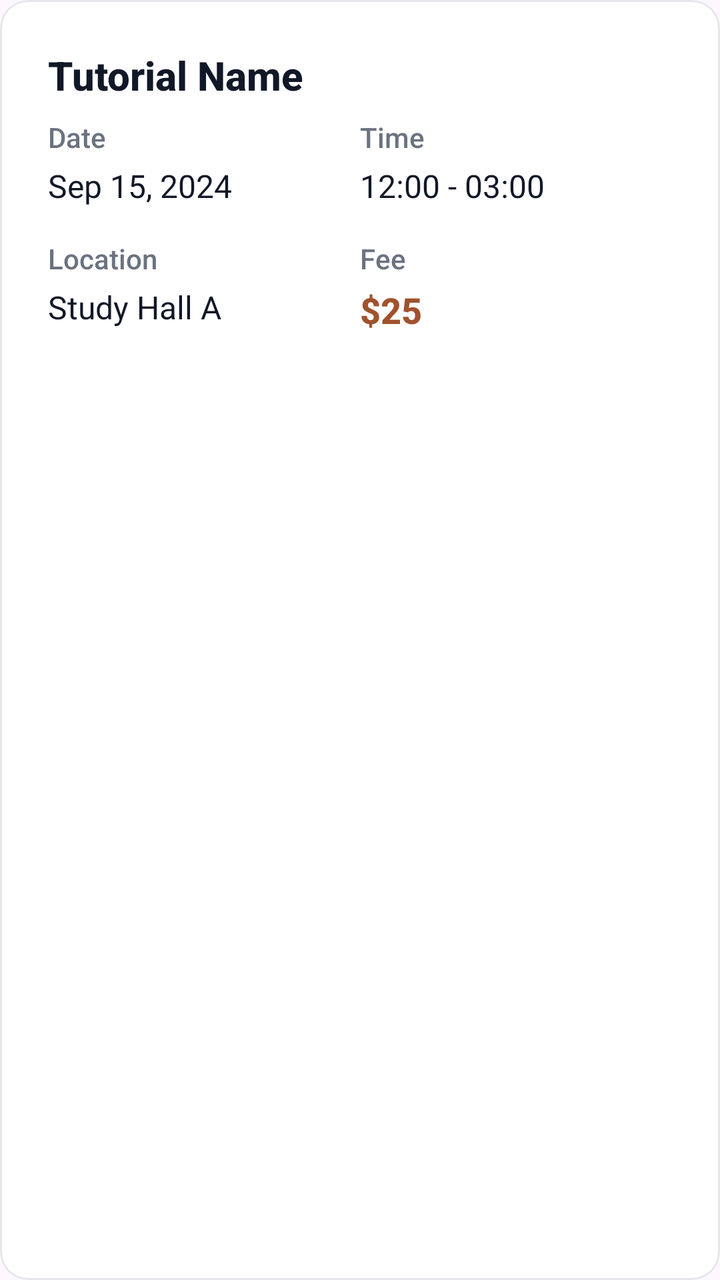
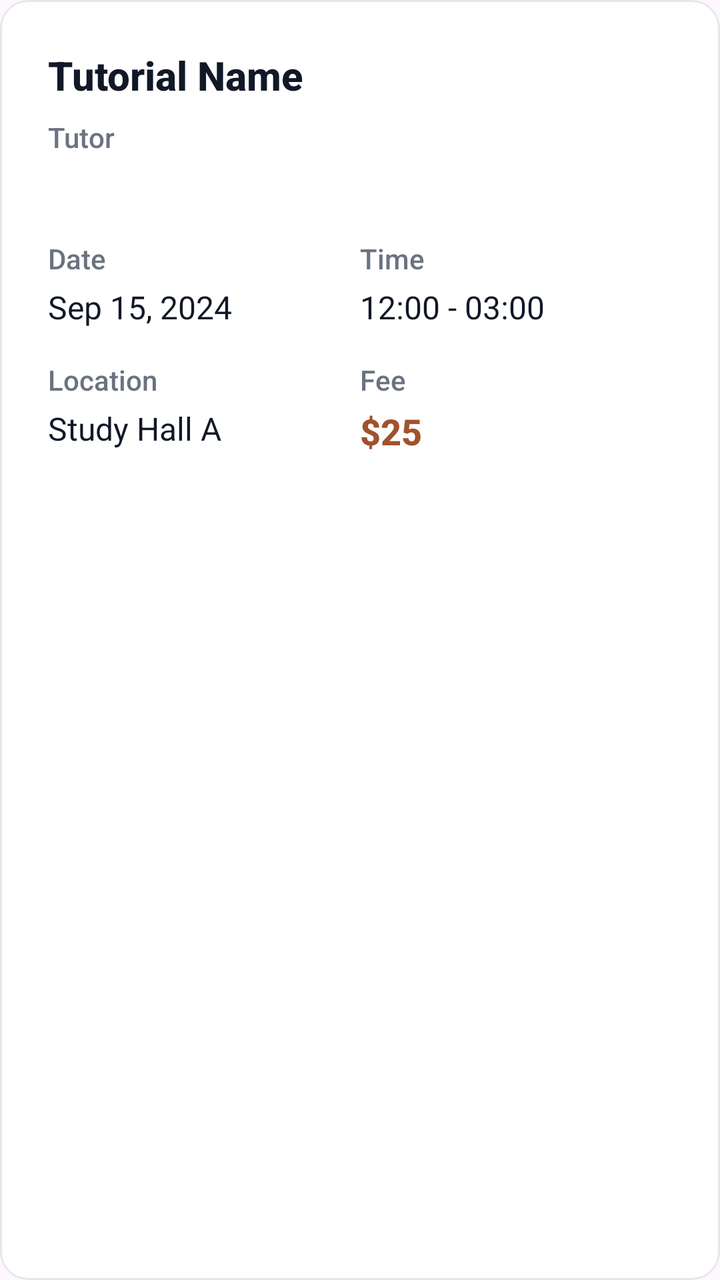

The first picture is an Android layout as it rendered before a commit; the second is the same layout after the commit. The layout source and the unified diff follow.
<!-- AndroidManifest.xml: application theme Theme.Csci3130Group1 -->
<!-- res/layout/component_tutorial_details_card.xml -->
<?xml version="1.0" encoding="utf-8"?>
<com.google.android.material.card.MaterialCardView xmlns:android="http://schemas.android.com/apk/res/android"
    xmlns:app="http://schemas.android.com/apk/res-auto"
    android:layout_width="match_parent"
    android:layout_height="wrap_content"
    android:layout_marginBottom="24dp"
    app:cardCornerRadius="14dp"
    app:cardElevation="0dp"
    app:cardBackgroundColor="#FFFFFF"
    app:strokeColor="#E5E7EB"
    app:strokeWidth="1dp">

    <LinearLayout
        android:layout_width="match_parent"
        android:layout_height="wrap_content"
        android:orientation="vertical"
        android:padding="24dp">

        
        <TextView
            android:id="@+id/tutorialName"
            android:layout_width="match_parent"
            android:layout_height="wrap_content"
            android:text="Tutorial Name"
            android:textSize="20sp"
            android:textStyle="bold"
            android:textColor="#111827"
            android:fontFamily="sans-serif-medium"
            android:layout_marginBottom="8dp"/>

        
        <TextView
            android:id="@+id/tutorialSubject"
            android:layout_width="match_parent"
            android:layout_height="wrap_content"
            android:text="Subject"
            android:textSize="14sp"
            android:textColor="#6B7280"
            android:fontFamily="sans-serif-medium"
            android:layout_marginBottom="20dp"
            android:visibility="gone"/>

        
        <LinearLayout
            android:layout_width="match_parent"
            android:layout_height="wrap_content"
            android:orientation="vertical">

            
            <LinearLayout
                android:layout_width="match_parent"
                android:layout_height="wrap_content"
                android:orientation="horizontal"
                android:layout_marginBottom="16dp">

                <LinearLayout
                    android:layout_width="0dp"
                    android:layout_height="wrap_content"
                    android:layout_weight="1"
                    android:orientation="vertical">

                    <TextView
                        android:layout_width="wrap_content"
                        android:layout_height="wrap_content"
                        android:text="Date"
                        android:textSize="14sp"
                        android:textColor="#6B7280"
                        android:fontFamily="sans-serif-medium"/>

                    <TextView
                        android:id="@+id/tutorialDate"
                        android:layout_width="wrap_content"
                        android:layout_height="wrap_content"
                        android:text="Sep 15, 2024"
                        android:textSize="16sp"
                        android:textColor="#111827"
                        android:fontFamily="sans-serif"
                        android:layout_marginTop="4dp"/>
                </LinearLayout>

                <LinearLayout
                    android:layout_width="0dp"
                    android:layout_height="wrap_content"
                    android:layout_weight="1"
                    android:orientation="vertical">

                    <TextView
                        android:layout_width="wrap_content"
                        android:layout_height="wrap_content"
                        android:text="Time"
                        android:textSize="14sp"
                        android:textColor="#6B7280"
                        android:fontFamily="sans-serif-medium"/>

                    <TextView
                        android:id="@+id/tutorialTime"
                        android:layout_width="wrap_content"
                        android:layout_height="wrap_content"
                        android:text="12:00 - 03:00"
                        android:textSize="16sp"
                        android:textColor="#111827"
                        android:fontFamily="sans-serif"
                        android:layout_marginTop="4dp"/>
                </LinearLayout>
            </LinearLayout>

            
            <LinearLayout
                android:layout_width="match_parent"
                android:layout_height="wrap_content"
                android:orientation="horizontal"
                android:layout_marginBottom="16dp">

                <LinearLayout
                    android:layout_width="0dp"
                    android:layout_height="wrap_content"
                    android:layout_weight="1"
                    android:orientation="vertical">

                    <TextView
                        android:layout_width="wrap_content"
                        android:layout_height="wrap_content"
                        android:text="Location"
                        android:textSize="14sp"
                        android:textColor="#6B7280"
                        android:fontFamily="sans-serif-medium"/>

                    <TextView
                        android:id="@+id/tutorialLocation"
                        android:layout_width="wrap_content"
                        android:layout_height="wrap_content"
                        android:text="Study Hall A"
                        android:textSize="16sp"
                        android:textColor="#111827"
                        android:fontFamily="sans-serif"
                        android:layout_marginTop="4dp"/>
                </LinearLayout>

                <LinearLayout
                    android:layout_width="0dp"
                    android:layout_height="wrap_content"
                    android:layout_weight="1"
                    android:orientation="vertical">

                    <TextView
                        android:layout_width="wrap_content"
                        android:layout_height="wrap_content"
                        android:text="Fee"
                        android:textSize="14sp"
                        android:textColor="#6B7280"
                        android:fontFamily="sans-serif-medium"/>

                    <TextView
                        android:id="@+id/tutorialFee"
                        android:layout_width="wrap_content"
                        android:layout_height="wrap_content"
                        android:text="$25"
                        android:textSize="18sp"
                        android:textStyle="bold"
                        android:textColor="#A0522D"
                        android:fontFamily="sans-serif-medium"
                        android:layout_marginTop="4dp"/>
                </LinearLayout>
            </LinearLayout>

            
            <LinearLayout
                android:id="@+id/availabilityRow"
                android:layout_width="match_parent"
                android:layout_height="wrap_content"
                android:orientation="horizontal"
                android:layout_marginBottom="16dp"
                android:visibility="gone">

                <LinearLayout
                    android:layout_width="0dp"
                    android:layout_height="wrap_content"
                    android:layout_weight="1"
                    android:orientation="vertical">

                    <TextView
                        android:layout_width="wrap_content"
                        android:layout_height="wrap_content"
                        android:text="Capacity"
                        android:textSize="14sp"
                        android:textColor="#6B7280"
                        android:fontFamily="sans-serif-medium"/>

                    <TextView
                        android:id="@+id/tutorialCapacity"
                        android:layout_width="wrap_content"
                        android:layout_height="wrap_content"
                        android:text="—"
                        android:textSize="16sp"
                        android:textColor="#111827"
                        android:fontFamily="sans-serif"
                        android:layout_marginTop="4dp"/>
                </LinearLayout>

                <LinearLayout
                    android:layout_width="0dp"
                    android:layout_height="wrap_content"
                    android:layout_weight="1"
                    android:orientation="vertical">

                    <TextView
                        android:layout_width="wrap_content"
                        android:layout_height="wrap_content"
                        android:text="Spots left"
                        android:textSize="14sp"
                        android:textColor="#6B7280"
                        android:fontFamily="sans-serif-medium"/>

                    <TextView
                        android:id="@+id/tutorialSpotsLeft"
                        android:layout_width="wrap_content"
                        android:layout_height="wrap_content"
                        android:text="—"
                        android:textSize="16sp"
                        android:textColor="#111827"
                        android:fontFamily="sans-serif"
                        android:layout_marginTop="4dp"/>
                </LinearLayout>
            </LinearLayout>

            
            <LinearLayout
                android:id="@+id/descriptionSection"
                android:layout_width="match_parent"
                android:layout_height="wrap_content"
                android:orientation="vertical"
                android:visibility="gone">

                <TextView
                    android:layout_width="wrap_content"
                    android:layout_height="wrap_content"
                    android:text="Description"
                    android:textSize="14sp"
                    android:textColor="#6B7280"
                    android:fontFamily="sans-serif-medium"
                    android:layout_marginBottom="8dp"/>

                <TextView
                    android:id="@+id/tutorialDescription"
                    android:layout_width="match_parent"
                    android:layout_height="wrap_content"
                    android:text="Tutorial description goes here..."
                    android:textSize="16sp"
                    android:textColor="#111827"
                    android:fontFamily="sans-serif"
                    android:lineSpacingExtra="4dp"/>
            </LinearLayout>
        </LinearLayout>
    </LinearLayout>
</com.google.android.material.card.MaterialCardView>
<!-- resources referenced by this layout -->
<resources>
  <style name="Theme.Csci3130Group1" parent="Base.Theme.Csci3130Group1" />
  <style name="Base.Theme.Csci3130Group1" parent="Theme.Material3.DayNight.NoActionBar">
          
          <item name="colorPrimary">#111827</item>
          <item name="colorOnPrimary">#FFFFFF</item>
          <item name="colorSecondary">#6B7280</item>
          <item name="colorOnSecondary">#FFFFFF</item>
          
          <item name="colorPrimaryContainer">#F3F4F6</item>
          <item name="colorOnPrimaryContainer">#111827</item>
          <item name="colorSecondaryContainer">#F3F4F6</item>
          <item name="colorOnSecondaryContainer">#111827</item>
          <item name="colorTertiary">#9CA3AF</item>
          <item name="colorSurface">#FFFFFF</item>
          <item name="colorOnSurface">#111827</item>
          <item name="colorOutline">#E5E7EB</item>
          <item name="android:navigationBarColor">#FFFFFF</item>
          <item name="android:statusBarColor">#FFFFFF</item>
      </style>
</resources>

<!-- the commit's change to res/layout/component_tutorial_details_card.xml (unified diff, before → after) -->
@@ -42,6 +42,34 @@
 
         
         <LinearLayout
+            android:id="@+id/tutorRow"
+            android:layout_width="match_parent"
+            android:layout_height="wrap_content"
+            android:orientation="vertical"
+            android:layout_marginBottom="16dp"
+            android:visibility="visible">
+
+            <TextView
+                android:layout_width="wrap_content"
+                android:layout_height="wrap_content"
+                android:text="Tutor"
+                android:textSize="14sp"
+                android:textColor="#6B7280"
+                android:fontFamily="sans-serif-medium"/>
+
+            <TextView
+                android:id="@+id/tutorialTutorName"
+                android:layout_width="wrap_content"
+                android:layout_height="wrap_content"
+                android:text=""
+                android:textSize="16sp"
+                android:textColor="#111827"
+                android:fontFamily="sans-serif"
+                android:layout_marginTop="4dp"/>
+        </LinearLayout>
+
+        
+        <LinearLayout
             android:layout_width="match_parent"
             android:layout_height="wrap_content"
             android:orientation="vertical">
